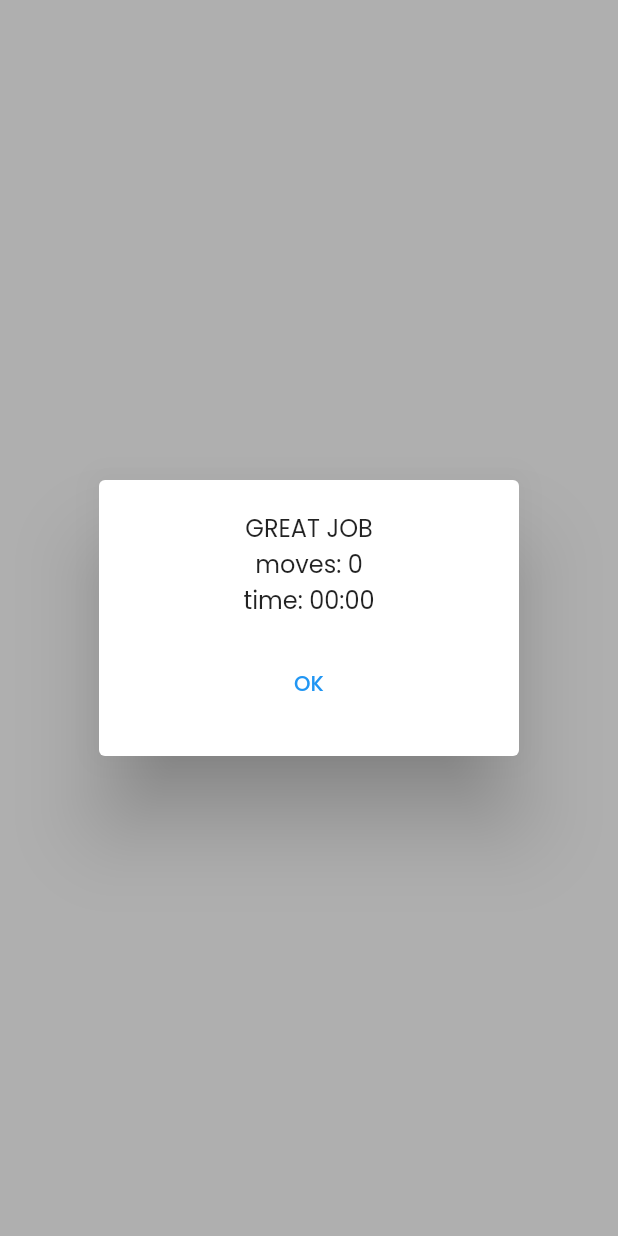
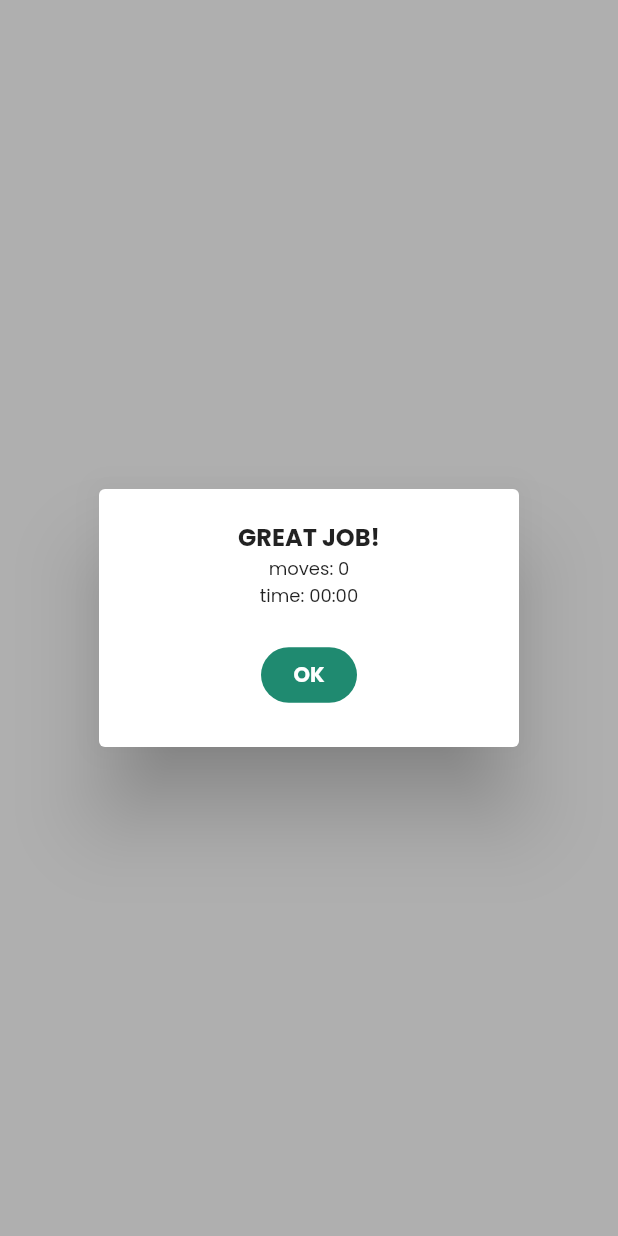
Before and after one commit to MichelVarela/flutter_puzzle_web, a Flutter app: what showWinnerDialog() shows on an empty page, opened directly with empty values, on a phone screen of 412 x 824 dp. Run offline on Flutter 3.47's test engine with Material 2 defaults, Android fonts, the phone set to English and light mode, and no system bars; our stand-ins replace equatable, flutter_hooks, go_router, google_fonts, hooks_riverpod, image_picker and 2 more.

Commit message:
update fixes

```diff
--- a/lib/src/widgets/button_outlined.dart
+++ b/lib/src/widgets/button_outlined.dart
@@ -35,13 +35,11 @@ class ButtonOutlined extends StatelessWidget {
       child: InkWell(
         onTap: () => onTap(),
         child: Container(
-          //constraints: BoxConstraints(maxWidth: 100.0),
             decoration: BoxDecoration(
               border: Border.all(width: 2.0, color: button()),
               borderRadius: BorderRadius.circular(20.0),
             ),
             height: 40.0,
-            //width: 95.0,
             alignment: Alignment.center,
             padding: const EdgeInsets.symmetric(horizontal: 12.0),
             child: Row(
--- a/lib/src/widgets/game_buttons.dart
+++ b/lib/src/widgets/game_buttons.dart
@@ -116,9 +116,9 @@ class GameButtons extends StatelessWidget {
             Column(
               children: [
                 Container(
-                  constraints: const BoxConstraints(maxWidth: 120.0),
+                  constraints: const BoxConstraints(maxWidth: 150.0),
                   child: ButtonOutlined(
-                      name: 'Pick image', onTap: () => controller.getImage()),
+                      name: 'Pick image', icon: Icons.photo_library_outlined, onTap: () => controller.getImage()),
                 ),
                 const SizedBox(
                   height: 20.0,
--- a/lib/src/widgets/puzzle_interactor.dart
+++ b/lib/src/widgets/puzzle_interactor.dart
@@ -15,7 +15,8 @@ class PuzzleInteractor extends StatelessWidget {
       child: LayoutBuilder(
         builder: (context, constraints) {
           final controller = context.watch<GameController>();
-          final images = Provider.of<GameController>(context, listen: false).images;
+          final images =
+              Provider.of<GameController>(context, listen: false).images;
           final state = controller.state;
           final tileSize = constraints.maxWidth / state.crossAxisCount;
 
--- a/lib/src/widgets/show_winner_dialog.dart
+++ b/lib/src/widgets/show_winner_dialog.dart
@@ -1,7 +1,22 @@
 import 'package:flutter/material.dart';
+import 'package:my_app/src/themes/app_theme.dart';
+import 'package:my_app/src/utils/color_brightness.dart';
 
 import '../controllers/game_controller.dart';
 import '../utils/time_parser.dart';
+
+Color getColor(Set<MaterialState> states) {
+  const Set<MaterialState> interactiveStates = <MaterialState>{
+    MaterialState.pressed, // Any states you want to affect here
+    MaterialState.hovered,
+    MaterialState.focused,
+  };
+  if (states.any(interactiveStates.contains)) {
+    // if any of the input states are found in our list
+    return AppTheme.primary.darken(0.2);
+  }
+  return AppTheme.primary; // default color
+}
 
 void showWinnerDialog(
   BuildContext context,
@@ -14,14 +29,31 @@ void showWinnerDialog(
       content: Column(
         mainAxisSize: MainAxisSize.min,
         children: [
-          const Text("GREAT JOB"),
-          Text("moves: ${controller.state.moves}"),
-          Text("time: ${parseTime(controller.time.value)}"),
+          const Text(
+            "GREAT JOB!",
+            style: TextStyle(fontSize: 16.0, fontWeight: FontWeight.bold),
+          ),
+          Text(
+            "moves: ${controller.state.moves}",
+            style: const TextStyle(fontSize: 12.0),
+          ),
+          Text("time: ${parseTime(controller.time.value)}",
+              style: const TextStyle(fontSize: 12.0)),
           const SizedBox(height: 20.0),
           TextButton(
-            child: const Text("OK"),
-            onPressed: () => Navigator.pop(context),
-          ),
+              onPressed: () => Navigator.pop(context),
+              style: ButtonStyle(
+                padding: MaterialStateProperty.all(const EdgeInsets.symmetric(
+                    vertical: 8.0, horizontal: 16.0)),
+                shape: MaterialStateProperty.all(RoundedRectangleBorder(
+                    borderRadius: BorderRadius.circular(20.0))),
+                backgroundColor: MaterialStateProperty.resolveWith(getColor),
+              ),
+              child: const Text(
+                'OK',
+                style: TextStyle(
+                    fontWeight: FontWeight.bold, color: AppTheme.white),
+              ))
         ],
       ),
     ),
```
Also changed, not shown: lib/src/screens/error/error_screen.dart (+37 -3 lines), lib/src/screens/game/game_screen_large.dart (+12 -8 lines), lib/src/screens/game/game_screen_medium.dart (+13 -9 lines), lib/src/screens/game/game_screen_small.dart (+6 -4 lines), lib/src/widgets/puzzle_tile.dart (+9 -3 lines), 2 other files.
